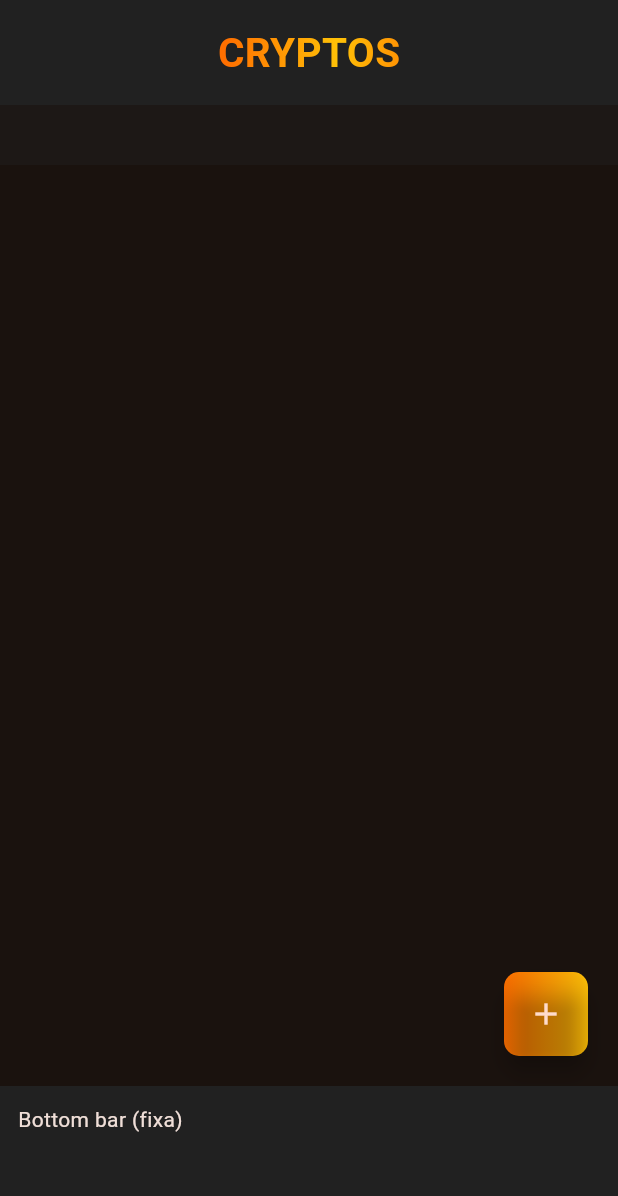
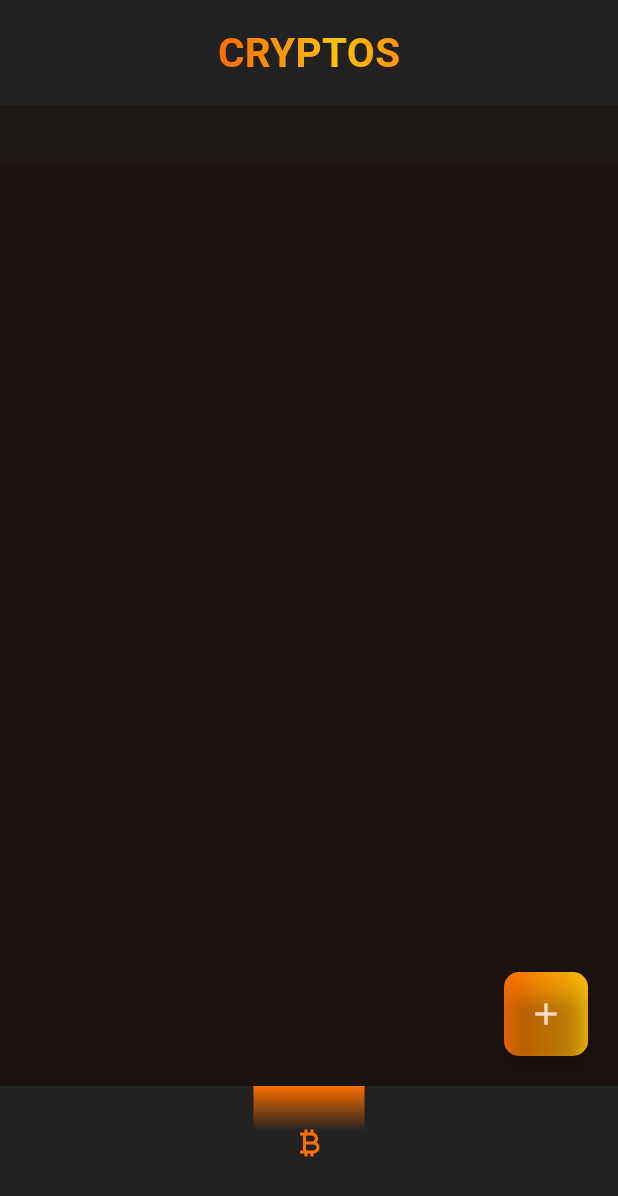
Before and after one commit to KevinFGR/PerInvest_APP, a Flutter app: the Pages screen opened directly, on a phone screen of 412 x 824 dp. Shown: the top 1196 px of the screen. Run offline on Flutter 3.47's test engine with Material 3 defaults, Android fonts, the light colour scheme and no system bars; our stand-ins replace fluttertoast, shared_preferences; accounts and stored records are empty; network calls fail.

Commit message:
feat: move pages.dart to pages folder and starting bottomBar design

```diff
--- a/perinvest_app/lib/app/auth/auth.controller.dart
+++ b/perinvest_app/lib/app/auth/auth.controller.dart
@@ -1,5 +1,5 @@
 import 'package:flutter/material.dart';
-import 'package:perinvest_app/app/pages.dart';
+import 'package:perinvest_app/app/pages/pages.dart';
 import 'package:perinvest_app/helpers/toast.helper.dart';
 import 'package:perinvest_app/services/auth.service.dart';
 import 'package:perinvest_app/services/token.service.dart';
--- a/perinvest_app/lib/app/pages.dart
+++ b/perinvest_app/lib/app/pages/pages.dart
@@ -1,6 +1,6 @@
 import 'package:flutter/material.dart';
 import 'package:perinvest_app/app/pages/cryptos/cryptos.page.dart';
-import 'package:perinvest_app/app/pages.controller.dart';
+import 'package:perinvest_app/app/pages/pages.controller.dart';
 import 'package:perinvest_app/app/topbar/topbar.page.dart';
 import 'package:perinvest_app/helpers/color.helper.dart';
 
@@ -62,9 +62,39 @@ class PagesState extends State<Pages> {
             height:100,
             width: double.infinity,
             color: ColorHelper.darkLight,
-            padding: const EdgeInsets.all(12),
-            child: const Text('Bottom bar (fixa)'),
-          ),
+              child: Row(
+                mainAxisAlignment: MainAxisAlignment.spaceAround,
+                children: [
+                  Container(
+                    height:100,
+                    padding: EdgeInsets.only(
+                      left:25,
+                      right:25,
+                      bottom:25,
+                    ),
+                    decoration: BoxDecoration(
+                      gradient: LinearGradient(
+                        begin: Alignment.bottomCenter,
+                        end: Alignment.topCenter,
+                        colors: [
+                          ColorHelper.darkLight,
+                          ColorHelper.darkLight,
+                          ColorHelper.primary,
+                        ],
+                        stops: [0, 0.7, 1]
+                      ),
+                      border: Border(
+                        top: BorderSide(
+                          color: ColorHelper.primary.withValues(alpha:0.3),
+                          width: 0.5,
+                        ),
+                      ),
+                    ),
+                    child: Icon(Icons.currency_bitcoin, color: ColorHelper.primary)
+                  ),
+                ],
+              ),
+            ),
         ],
       )
     );
```
Also changed, not shown: perinvest_app/lib/app/pages/pages.controller.dart (renamed from perinvest_app/lib/app/pages.controller.dart).
